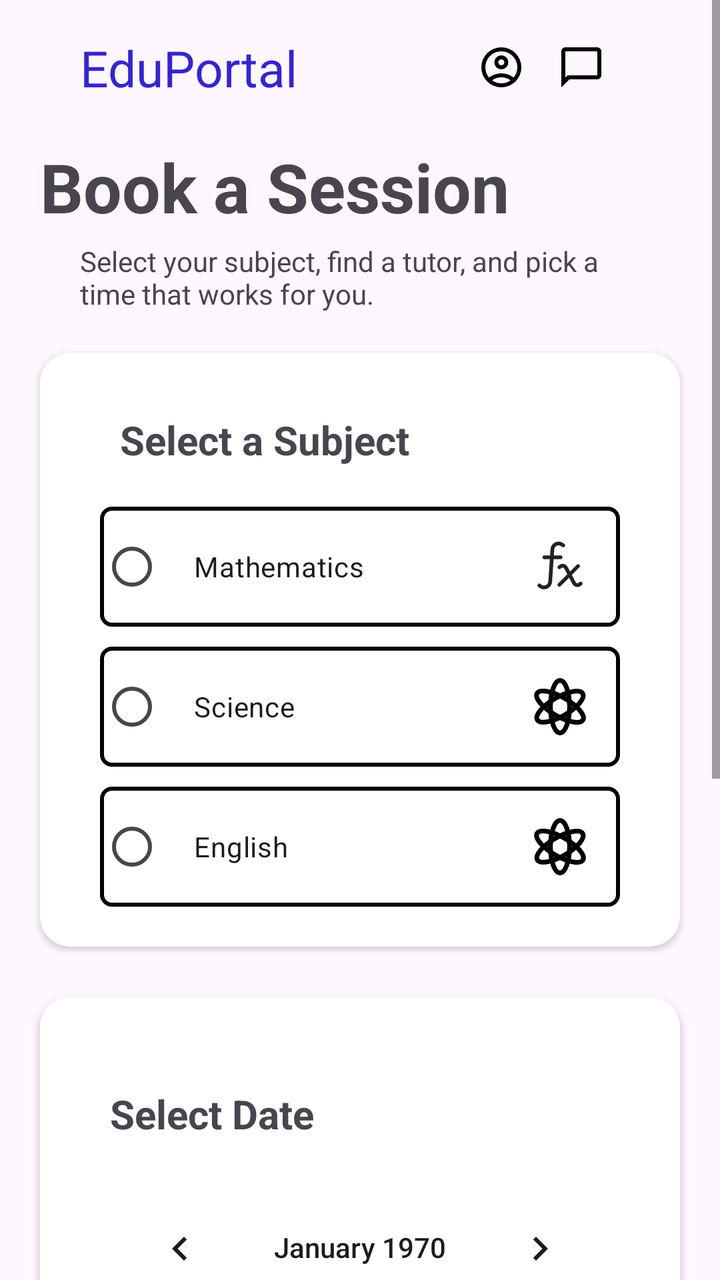
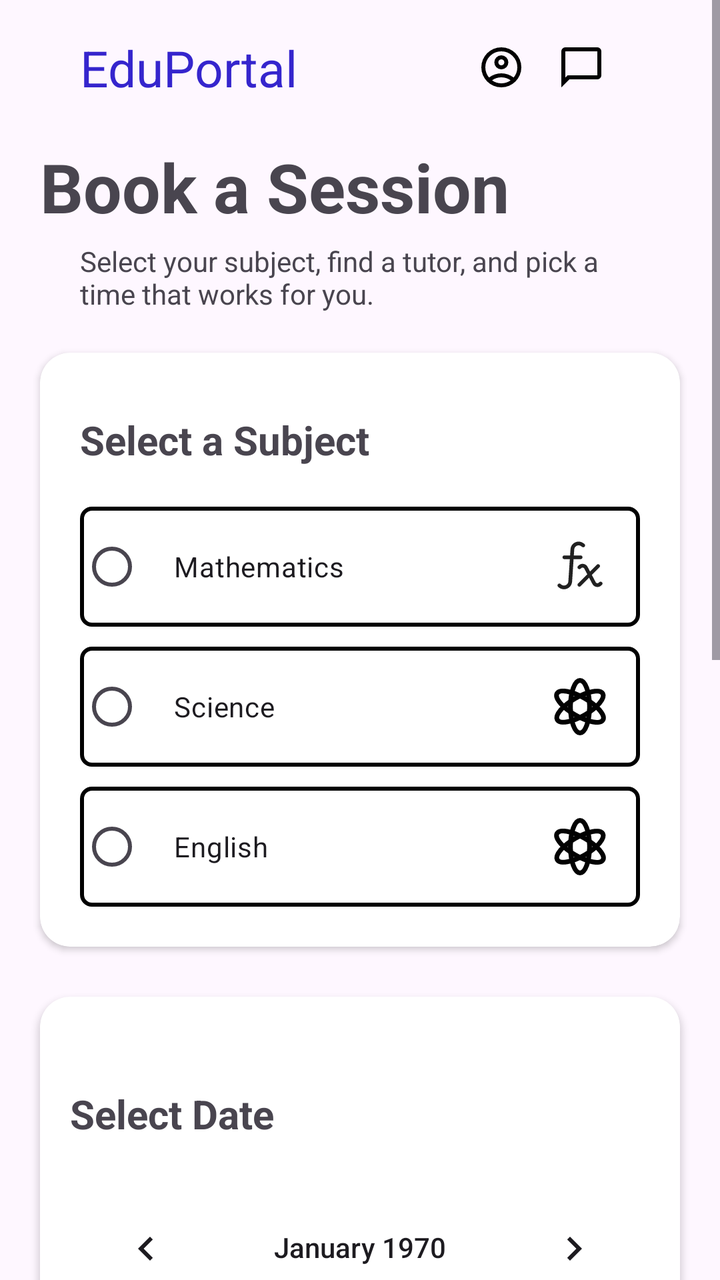

Screens rendered from an Android XML layout before and after an edit, with the pre-edit source and the edit as a unified diff.
<!-- AndroidManifest.xml: application theme Theme.MyTutor -->
<!-- res/layout/fragment_booking.xml -->
<?xml version="1.0" encoding="utf-8"?>
<RelativeLayout xmlns:android="http://schemas.android.com/apk/res/android"
    xmlns:tools="http://schemas.android.com/tools"
    android:layout_width="match_parent"
    android:layout_height="match_parent"
    xmlns:app="http://schemas.android.com/apk/res-auto"
    tools:context=".BookingFragment">

    
    <ScrollView
        android:layout_width="match_parent"
        android:layout_height="match_parent">

        <LinearLayout
            android:layout_width="match_parent"
            android:layout_height="match_parent"
            android:orientation="vertical" >
            <LinearLayout
                android:layout_width="match_parent"
                android:layout_height="wrap_content"
                android:layout_marginTop="17dp"
                android:layout_marginHorizontal="40dp"
                android:orientation="horizontal">
                <TextView
                    android:layout_width="wrap_content"
                    android:layout_height="wrap_content"
                    android:textColor="@color/btn"
                    android:text="EduPortal"
                    android:textSize="25sp"/>

                <TextView
                    android:layout_width="wrap_content"
                    android:layout_height="wrap_content"
                    android:textSize="25sp"
                    android:layout_marginStart="90dp"
                    android:drawableLeft="@drawable/outline_account_circle_24"/>
                <TextView
                    android:layout_width="wrap_content"
                    android:layout_height="wrap_content"
                    android:textSize="25sp"
                    android:layout_marginStart="16dp"
                    android:drawableLeft="@drawable/outline_chat_bubble_24"/>
                <TextView
                    android:layout_width="wrap_content"
                    android:layout_height="wrap_content"
                    android:textSize="25sp"
                    android:layout_marginStart="16dp"
                    android:drawableLeft="@drawable/outline_account_circle_24"/>

            </LinearLayout>

            <TextView
                android:layout_width="wrap_content"
                android:layout_height="wrap_content"
                android:layout_marginHorizontal="20dp"
                android:layout_marginTop="20dp"
                android:text="Book a Session"
                android:textStyle="bold"
                android:textSize="34sp" />
            <TextView
                android:layout_width="wrap_content"
                android:layout_height="wrap_content"
                android:layout_marginHorizontal="40dp"
                android:layout_marginTop="5dp"
                android:text="Select your subject, find a tutor, and pick a time that works for you.         "
                android:textSize="14sp" />

            <androidx.cardview.widget.CardView
                android:layout_width="match_parent"
                android:layout_height="wrap_content"
                android:layout_marginHorizontal="20dp"
                app:cardCornerRadius="15dp"
                android:layout_marginTop="20dp">
                <LinearLayout
                    android:layout_width="match_parent"
                    android:layout_height="match_parent"
                    android:orientation="vertical"
                    android:padding="20dp">
                    <TextView
                        android:layout_width="wrap_content"
                        android:layout_height="wrap_content"
                        android:layout_marginHorizontal="20dp"
                        android:layout_marginVertical="10dp"
                        android:textStyle="bold"
                        android:textSize="20sp"
                        android:text="Select a Subject"/>

                    <LinearLayout
                        android:layout_width="match_parent"
                        android:layout_height="wrap_content"
                        android:orientation="vertical">

                        <RadioGroup
                            android:layout_width="match_parent"
                            android:layout_height="wrap_content" >
                            <RadioButton
                                android:layout_width="match_parent"
                                android:layout_height="wrap_content"
                                android:background="@drawable/boarders"
                                android:drawableRight="@drawable/math_formula_svgrepo_com"
                                android:text="Mathematics"
                                android:layout_marginHorizontal="10dp"
                                android:paddingVertical="15dp"
                                android:paddingHorizontal="15dp"
                                android:layout_marginTop="10dp" />
                            <RadioButton
                                android:layout_width="match_parent"
                                android:layout_height="wrap_content"
                                android:background="@drawable/boarders"
                                android:drawableRight="@drawable/science_svgrepo_com"
                                android:text="Science"
                                android:paddingVertical="15dp"
                                android:paddingHorizontal="15dp"
                                android:layout_marginHorizontal="10dp"
                                android:layout_marginTop="10dp" />
                            <RadioButton
                                android:layout_width="match_parent"
                                android:layout_height="wrap_content"
                                android:background="@drawable/boarders"
                                android:drawableRight="@drawable/science_svgrepo_com"
                                android:text="English"
                                android:paddingVertical="15dp"
                                android:paddingHorizontal="15dp"
                                android:layout_marginHorizontal="10dp"
                                android:layout_marginTop="10dp" />

                        </RadioGroup>
                    </LinearLayout>

                </LinearLayout>
            </androidx.cardview.widget.CardView>

            <androidx.cardview.widget.CardView
                android:layout_width="match_parent"
                android:layout_height="wrap_content"
                android:layout_marginTop="25dp"
                android:layout_marginHorizontal="20dp"
                app:cardCornerRadius="15dp">

                <LinearLayout
                    android:layout_width="match_parent"
                    android:layout_height="wrap_content"
                    android:layout_marginVertical="25dp"
                    android:orientation="vertical"
                    android:paddingHorizontal="15dp">

                    
                    <TextView
                        android:layout_width="match_parent"
                        android:layout_height="wrap_content"
                        android:layout_marginHorizontal="20dp"
                        android:layout_marginTop="20dp"
                        android:text="Select Date"
                        android:textSize="20sp"
                        android:textStyle="bold" />
                    <CalendarView
                        android:id="@+id/calendarView"
                        android:layout_width="match_parent"
                        android:layout_height="wrap_content"
                        android:layout_marginStart="20dp"
                        android:layout_marginTop="20dp"
                        android:layout_marginEnd="20dp"
                        android:nestedScrollingEnabled="false" />


                </LinearLayout>

            </androidx.cardview.widget.CardView>

            <androidx.cardview.widget.CardView
                android:layout_width="match_parent"
                android:layout_height="wrap_content"
                android:layout_marginHorizontal="40dp"
                app:cardCornerRadius="15dp"
                android:layout_marginTop="20dp">
                <LinearLayout
                    android:layout_width="match_parent"
                    android:layout_height="match_parent"
                    android:orientation="vertical"
                    android:padding="20dp">
                    <TextView
                        android:layout_width="wrap_content"
                        android:layout_height="wrap_content"
                        android:layout_marginVertical="10dp"
                        android:text="Select a Tutor"/>

                    <LinearLayout
                        android:layout_width="match_parent"
                        android:layout_height="wrap_content"
                        android:orientation="vertical">

                        <ListView
                            android:layout_width="match_parent"
                            android:layout_height="wrap_content"/>
                    </LinearLayout>

                </LinearLayout>
            </androidx.cardview.widget.CardView>






        </LinearLayout>
    </ScrollView>



</RelativeLayout>
<!-- resources referenced by this layout -->
<resources>
  <color name="btn">#3525CD</color>
  <!-- drawable boarders (drawable) -->
  <?xml version="1.0" encoding="utf-8"?>
  <shape xmlns:android="http://schemas.android.com/apk/res/android"
      android:shape="rectangle">
  
      <solid android:color="@android:color/transparent" />
  
      <stroke
          android:width="2dp"
          android:color="@color/black" />
  
      
      <corners android:radius="5dp" />
  
  </shape>
  <!-- drawable outline_account_circle_24 (drawable) -->
  <vector xmlns:android="http://schemas.android.com/apk/res/android" android:height="24dp" android:tint="#000000" android:viewportHeight="960" android:viewportWidth="960" android:width="24dp">
        
      <path android:fillColor="@android:color/white" android:pathData="M234,684Q285,645 348,622.5Q411,600 480,600Q549,600 612,622.5Q675,645 726,684Q761,643 780.5,591Q800,539 800,480Q800,347 706.5,253.5Q613,160 480,160Q347,160 253.5,253.5Q160,347 160,480Q160,539 179.5,591Q199,643 234,684ZM380.5,479.5Q340,439 340,380Q340,321 380.5,280.5Q421,240 480,240Q539,240 579.5,280.5Q620,321 620,380Q620,439 579.5,479.5Q539,520 480,520Q421,520 380.5,479.5ZM480,880Q397,880 324,848.5Q251,817 197,763Q143,709 111.5,636Q80,563 80,480Q80,397 111.5,324Q143,251 197,197Q251,143 324,111.5Q397,80 480,80Q563,80 636,111.5Q709,143 763,197Q817,251 848.5,324Q880,397 880,480Q880,563 848.5,636Q817,709 763,763Q709,817 636,848.5Q563,880 480,880ZM580,784.5Q627,769 666,740Q627,711 580,695.5Q533,680 480,680Q427,680 380,695.5Q333,711 294,740Q333,769 380,784.5Q427,800 480,800Q533,800 580,784.5ZM523,423Q540,406 540,380Q540,354 523,337Q506,320 480,320Q454,320 437,337Q420,354 420,380Q420,406 437,423Q454,440 480,440Q506,440 523,423ZM480,380Q480,380 480,380Q480,380 480,380Q480,380 480,380Q480,380 480,380Q480,380 480,380Q480,380 480,380Q480,380 480,380Q480,380 480,380ZM480,740Q480,740 480,740Q480,740 480,740Q480,740 480,740Q480,740 480,740Q480,740 480,740Q480,740 480,740Q480,740 480,740Q480,740 480,740Z"/>
      
  </vector>
  <!-- drawable outline_chat_bubble_24 (drawable) -->
  <vector xmlns:android="http://schemas.android.com/apk/res/android" android:height="24dp" android:tint="#000000" android:viewportHeight="960" android:viewportWidth="960" android:width="24dp">
        
      <path android:fillColor="@android:color/white" android:pathData="M80,880L80,160Q80,127 103.5,103.5Q127,80 160,80L800,80Q833,80 856.5,103.5Q880,127 880,160L880,640Q880,673 856.5,696.5Q833,720 800,720L240,720L80,880ZM206,640L800,640Q800,640 800,640Q800,640 800,640L800,160Q800,160 800,160Q800,160 800,160L160,160Q160,160 160,160Q160,160 160,160L160,685L206,640ZM160,640L160,640L160,160Q160,160 160,160Q160,160 160,160L160,160Q160,160 160,160Q160,160 160,160L160,640Q160,640 160,640Q160,640 160,640Z"/>
      
  </vector>
  <!-- drawable science_svgrepo_com (drawable) -->
  <vector xmlns:android="http://schemas.android.com/apk/res/android"
      android:width="30dp"
      android:height="30dp"
      android:viewportWidth="24"
      android:viewportHeight="24">
    <path
        android:pathData="M8.18,12a3.82,10.5 0,1 0,7.64 0a3.82,10.5 0,1 0,-7.64 0z"
        android:strokeWidth="1.91"
        android:fillColor="#00000000"
        android:strokeColor="#020202"/>
    <path
        android:pathData="M10.092,15.306a3.82,10.5 120,1 0,3.82 -6.616a3.82,10.5 120,1 0,-3.82 6.616z"
        android:strokeWidth="1.91"
        android:fillColor="#00000000"
        android:strokeColor="#020202"/>
    <path
        android:pathData="M2.909,17.252a3.82,10.5 60,1 0,18.187 -10.5a3.82,10.5 60,1 0,-18.187 10.5z"
        android:strokeWidth="1.91"
        android:fillColor="#00000000"
        android:strokeColor="#020202"/>
  </vector>
  <style name="Theme.MyTutor" parent="Base.Theme.MyTutor" />
  <color name="black">#FF000000</color>
  <style name="Base.Theme.MyTutor" parent="Theme.Material3.DayNight.NoActionBar">
          
          
      </style>
  <!-- unchanged entries left out for length: 1 -->
</resources>

<!-- the commit's change to res/layout/fragment_booking.xml (unified diff, before → after) -->
@@ -6,14 +6,13 @@
     xmlns:app="http://schemas.android.com/apk/res-auto"
     tools:context=".BookingFragment">
 
-    
     <ScrollView
         android:layout_width="match_parent"
         android:layout_height="match_parent">
 
         <LinearLayout
             android:layout_width="match_parent"
-            android:layout_height="match_parent"
+            android:layout_height="wrap_content"
             android:orientation="vertical" >
             <LinearLayout
                 android:layout_width="match_parent"
@@ -62,7 +61,7 @@
                 android:layout_height="wrap_content"
                 android:layout_marginHorizontal="40dp"
                 android:layout_marginTop="5dp"
-                android:text="Select your subject, find a tutor, and pick a time that works for you.         "
+                android:text="Select your subject, find a tutor, and pick a time that works for you."
                 android:textSize="14sp" />
 
             <androidx.cardview.widget.CardView
@@ -79,54 +78,46 @@
                     <TextView
                         android:layout_width="wrap_content"
                         android:layout_height="wrap_content"
-                        android:layout_marginHorizontal="20dp"
                         android:layout_marginVertical="10dp"
                         android:textStyle="bold"
                         android:textSize="20sp"
                         android:text="Select a Subject"/>
 
-                    <LinearLayout
-                        android:layout_width="match_parent"
-                        android:layout_height="wrap_content"
-                        android:orientation="vertical">
-
-                        <RadioGroup
-                            android:layout_width="match_parent"
-                            android:layout_height="wrap_content" >
-                            <RadioButton
-                                android:layout_width="match_parent"
-                                android:layout_height="wrap_content"
-                                android:background="@drawable/boarders"
-                                android:drawableRight="@drawable/math_formula_svgrepo_com"
-                                android:text="Mathematics"
-                                android:layout_marginHorizontal="10dp"
-                                android:paddingVertical="15dp"
-                                android:paddingHorizontal="15dp"
-                                android:layout_marginTop="10dp" />
-                            <RadioButton
-                                android:layout_width="match_parent"
-                                android:layout_height="wrap_content"
-                                android:background="@drawable/boarders"
-                                android:drawableRight="@drawable/science_svgrepo_com"
-                                android:text="Science"
-                                android:paddingVertical="15dp"
-                                android:paddingHorizontal="15dp"
-                                android:layout_marginHorizontal="10dp"
-                                android:layout_marginTop="10dp" />
-                            <RadioButton
-                                android:layout_width="match_parent"
-                                android:layout_height="wrap_content"
-                                android:background="@drawable/boarders"
-                                android:drawableRight="@drawable/science_svgrepo_com"
-                                android:text="English"
-                                android:paddingVertical="15dp"
-                                android:paddingHorizontal="15dp"
-                                android:layout_marginHorizontal="10dp"
-                                android:layout_marginTop="10dp" />
-
-                        </RadioGroup>
-                    </LinearLayout>
-
+                    <RadioGroup
+                        android:id="@+id/subjectGroup"
+                        android:layout_width="match_parent"
+                        android:layout_height="wrap_content" >
+                        <RadioButton
+                            android:id="@+id/radioMath"
+                            android:layout_width="match_parent"
+                            android:layout_height="wrap_content"
+                            android:background="@drawable/boarders"
+                            android:drawableRight="@drawable/math_formula_svgrepo_com"
+                            android:text="Mathematics"
+                            android:paddingVertical="15dp"
+                            android:paddingHorizontal="15dp"
+                            android:layout_marginTop="10dp" />
+                        <RadioButton
+                            android:id="@+id/radioScience"
+                            android:layout_width="match_parent"
+                            android:layout_height="wrap_content"
+                            android:background="@drawable/boarders"
+                            android:drawableRight="@drawable/science_svgrepo_com"
+                            android:text="Science"
+                            android:paddingVertical="15dp"
+                            android:paddingHorizontal="15dp"
+                            android:layout_marginTop="10dp" />
+                        <RadioButton
+                            android:id="@+id/radioEnglish"
+                            android:layout_width="match_parent"
+                            android:layout_height="wrap_content"
+                            android:background="@drawable/boarders"
+                            android:drawableRight="@drawable/science_svgrepo_com"
+                            android:text="English"
+                            android:paddingVertical="15dp"
+                            android:paddingHorizontal="15dp"
+                            android:layout_marginTop="10dp" />
+                    </RadioGroup>
                 </LinearLayout>
             </androidx.cardview.widget.CardView>
 
@@ -144,11 +135,9 @@
                     android:orientation="vertical"
                     android:paddingHorizontal="15dp">
 
-                    
                     <TextView
                         android:layout_width="match_parent"
                         android:layout_height="wrap_content"
-                        android:layout_marginHorizontal="20dp"
                         android:layout_marginTop="20dp"
                         android:text="Select Date"
                         android:textSize="20sp"
@@ -157,20 +146,15 @@
                         android:id="@+id/calendarView"
                         android:layout_width="match_parent"
                         android:layout_height="wrap_content"
-                        android:layout_marginStart="20dp"
                         android:layout_marginTop="20dp"
-                        android:layout_marginEnd="20dp"
                         android:nestedScrollingEnabled="false" />
-
-
                 </LinearLayout>
-
             </androidx.cardview.widget.CardView>
 
             <androidx.cardview.widget.CardView
                 android:layout_width="match_parent"
                 android:layout_height="wrap_content"
-                android:layout_marginHorizontal="40dp"
+                android:layout_marginHorizontal="20dp"
                 app:cardCornerRadius="15dp"
                 android:layout_marginTop="20dp">
                 <LinearLayout
@@ -182,29 +166,36 @@
                         android:layout_width="wrap_content"
                         android:layout_height="wrap_content"
                         android:layout_marginVertical="10dp"
+                        android:textStyle="bold"
+                        android:textSize="20sp"
                         android:text="Select a Tutor"/>
 
-                    <LinearLayout
-                        android:layout_width="match_parent"
-                        android:layout_height="wrap_content"
-                        android:orientation="vertical">
-
-                        <ListView
-                            android:layout_width="match_parent"
-                            android:layout_height="wrap_content"/>
-                    </LinearLayout>
+                    <com.google.android.material.textfield.TextInputLayout
+                        android:layout_width="match_parent"
+                        android:layout_height="wrap_content"
+                        style="@style/Widget.MaterialComponents.TextInputLayout.OutlinedBox">
+                        <com.google.android.material.textfield.TextInputEditText
+                            android:id="@+id/tutorNameInput"
+                            android:layout_width="match_parent"
+                            android:layout_height="wrap_content"
+                            android:hint="Enter Tutor Name"/>
+                    </com.google.android.material.textfield.TextInputLayout>
 
                 </LinearLayout>
             </androidx.cardview.widget.CardView>
 
-
-
-
-
+            <com.google.android.material.button.MaterialButton
+                android:id="@+id/btnBookNow"
+                android:layout_width="match_parent"
+                android:layout_height="60dp"
+                android:layout_marginHorizontal="20dp"
+                android:layout_marginTop="20dp"
+                android:layout_marginBottom="40dp"
+                android:text="Book Now"
+                android:backgroundTint="@color/btn"
+                app:cornerRadius="10dp"/>
 
         </LinearLayout>
     </ScrollView>
 
-
-
 </RelativeLayout>
